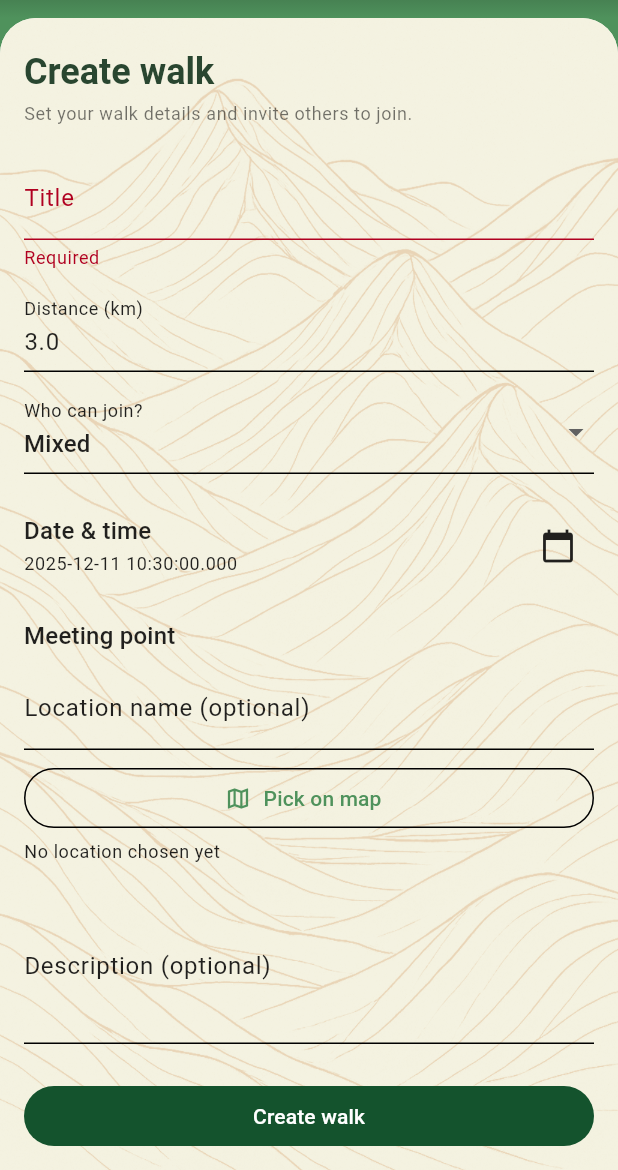
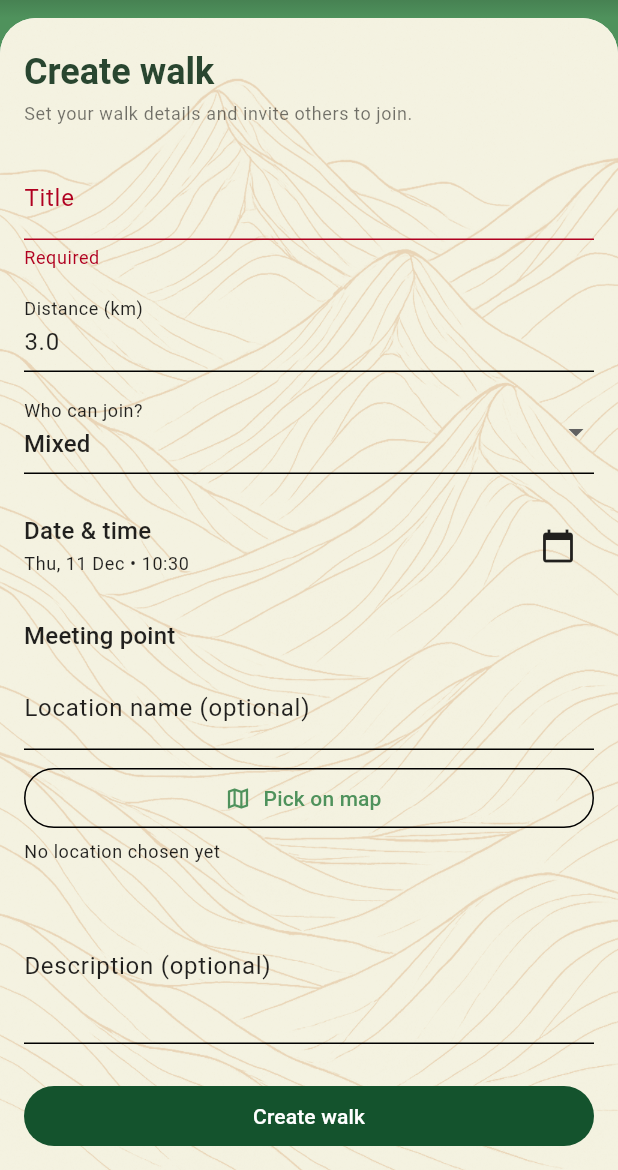
Before and after one commit to Ossi901990/Yalla-nemshi, a Flutter app: the CreateWalkScreen screen opened directly with empty values, after a tap on "Create walk", on a phone screen of 412 x 824 dp, the part 66-1236 px from its top. Run offline on Flutter 3.47's test engine with Material 3 defaults, Android fonts, the phone set to English and light mode, and no system bars; our stand-ins replace firebase_auth, firebase_core, flutter_local_notifications, google_maps_flutter, image_picker, pedometer and 4 more; accounts and stored records are empty.

Commit message:
Describe what you did

```diff
--- a/lib/screens/create_walk_screen.dart
+++ b/lib/screens/create_walk_screen.dart
@@ -4,7 +4,7 @@ import 'package:google_maps_flutter/google_maps_flutter.dart';
 
 import '../models/walk_event.dart';
 import 'map_pick_screen.dart';
-import '../services/app_preferences.dart'; // 👈 NEW
+import '../services/app_preferences.dart';
 
 class CreateWalkScreen extends StatefulWidget {
   final void Function(WalkEvent) onEventCreated;
@@ -24,8 +24,10 @@ class _CreateWalkScreenState extends State<CreateWalkScreen> {
   final _formKey = GlobalKey<FormState>();
 
   String _title = '';
-  double _distanceKm = 3.0;       // will be overridden by prefs
-  String _gender = 'Mixed';       // will be overridden by prefs
+  double _distanceKm = 3.0;
+  String _gender = 'Mixed';
+
+
   DateTime _dateTime = DateTime.now().add(const Duration(days: 1));
 
   // Text name for the meeting point (user can type it)
@@ -52,6 +54,25 @@ class _CreateWalkScreenState extends State<CreateWalkScreen> {
       _gender = gender;
     });
   }
+
+  String _formatDateTime(DateTime dt) {
+  // Short weekday names
+  const weekdays = ['Mon', 'Tue', 'Wed', 'Thu', 'Fri', 'Sat', 'Sun'];
+  const months = [
+    'Jan', 'Feb', 'Mar', 'Apr', 'May', 'Jun',
+    'Jul', 'Aug', 'Sep', 'Oct', 'Nov', 'Dec',
+  ];
+
+  final w = weekdays[dt.weekday - 1];
+  final m = months[dt.month - 1];
+  final d = dt.day.toString().padLeft(2, '0');
+  final hh = dt.hour.toString().padLeft(2, '0');
+  final mm = dt.minute.toString().padLeft(2, '0');
+
+  // Example: "Tue, 10 Dec • 18:30"
+  return '$w, $d $m • $hh:$mm';
+}
+
 
   Future<void> _pickDateTime() async {
     final date = await showDatePicker(
@@ -250,18 +271,31 @@ class _CreateWalkScreenState extends State<CreateWalkScreen> {
 
                               // Distance
 TextFormField(
-                                key: ValueKey(
-                                    _distanceKm), // 👈 so initialValue updates
+  key: ValueKey(_distanceKm), // 👈 so initialValue updates
   decoration: const InputDecoration(
     labelText: 'Distance (km)',
   ),
   keyboardType:
-                                    const TextInputType.numberWithOptions(
-                                        decimal: true),
-                                initialValue:
-                                    _distanceKm.toStringAsFixed(1),
-                                onSaved: (val) => _distanceKm =
-                                    double.tryParse(val ?? '') ?? 3.0,
+      const TextInputType.numberWithOptions(decimal: true),
+  initialValue: _distanceKm.toStringAsFixed(1),
+
+  // ✅ NEW: validation
+  validator: (val) {
+    final d = double.tryParse(val ?? '');
+    if (d == null) {
+      return 'Please enter a number';
+    }
+    if (d <= 0) {
+      return 'Distance must be greater than 0';
+    }
+    if (d > 100) {
+      return 'That’s a long walk! Try under 100 km';
+    }
+    return null; // OK
+  },
+
+  onSaved: (val) =>
+      _distanceKm = double.tryParse(val ?? '') ?? 3.0,
 ),
                               const SizedBox(height: 12),
 
@@ -301,14 +335,12 @@ class _CreateWalkScreenState extends State<CreateWalkScreen> {
                                   style: theme.textTheme.titleMedium,
                                 ),
                                 subtitle: Text(
-                                  _dateTime.toString(),
-                                  style: theme.textTheme.bodySmall
-                                      ?.copyWith(
-                                    color: isDark
-                                        ? Colors.white70
-                                        : Colors.black87,
+  _formatDateTime(_dateTime),
+  style: theme.textTheme.bodySmall?.copyWith(
+    color: isDark ? Colors.white70 : Colors.black87,
   ),
 ),
+
                                 trailing: IconButton(
                                   icon:
                                       const Icon(Icons.calendar_today),
@@ -352,17 +384,77 @@ class _CreateWalkScreenState extends State<CreateWalkScreen> {
 
                               const SizedBox(height: 4),
 
-                              // Show status of picked coordinates
+                              // Show status + optional mini map preview
+if (_meetingLatLng == null)
   Align(
     alignment: Alignment.centerLeft,
     child: Text(
-                                  _meetingLatLng == null
-                                      ? 'No location chosen yet'
-                                      : 'Picked: '
+      'No location chosen yet',
+      style: theme.textTheme.bodySmall,
+    ),
+  )
+else
+  Column(
+    crossAxisAlignment: CrossAxisAlignment.start,
+    children: [
+      Text(
+        'Location selected on map',
+        style: theme.textTheme.bodySmall,
+      ),
+      const SizedBox(height: 4),
+      Text(
         'Lat ${_meetingLatLng!.latitude.toStringAsFixed(5)}, '
         'Lng ${_meetingLatLng!.longitude.toStringAsFixed(5)}',
-                                  style: theme.textTheme.bodySmall,
+        style: theme.textTheme.bodySmall?.copyWith(
+          color: Colors.grey.shade600,
         ),
+      ),
+      const SizedBox(height: 8),
+
+      // 🔍 Mini map preview (read-only)
+      ClipRRect(
+        borderRadius: BorderRadius.circular(12),
+        child: SizedBox(
+          height: 160,
+          width: double.infinity,
+          child: AbsorbPointer(
+            // make it non-interactive so it doesn't fight the scroll
+            absorbing: true,
+            child: GoogleMap(
+              initialCameraPosition: CameraPosition(
+                target: _meetingLatLng!,
+                zoom: 15,
+              ),
+              markers: {
+                Marker(
+                  markerId: const MarkerId('meeting_point'),
+                  position: _meetingLatLng!,
+                ),
+              },
+              zoomControlsEnabled: false,
+              myLocationButtonEnabled: false,
+              compassEnabled: false,
+              scrollGesturesEnabled: false,
+              tiltGesturesEnabled: false,
+              rotateGesturesEnabled: false,
+              zoomGesturesEnabled: false,
+              liteModeEnabled: true, // nicer & lighter on Android
+            ),
+          ),
+        ),
+      ),
+
+      const SizedBox(height: 4),
+      TextButton.icon(
+        onPressed: _pickOnMap, // reopen map to adjust
+        style: TextButton.styleFrom(
+          padding: EdgeInsets.zero,
+          tapTargetSize: MaterialTapTargetSize.shrinkWrap,
+        ),
+        icon: const Icon(Icons.map_outlined, size: 16),
+        label: const Text('Change location'),
+      ),
+    ],
   ),
 
 const SizedBox(height: 16),
```
Lines whose indentation alone changed are shown as unchanged.
